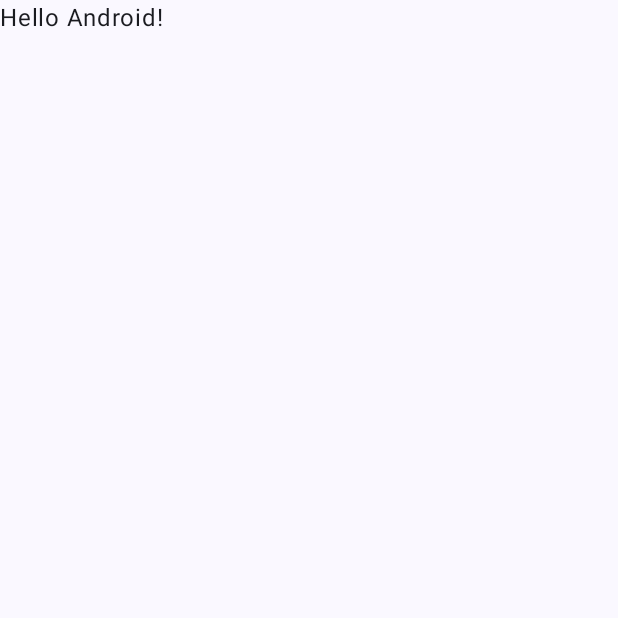
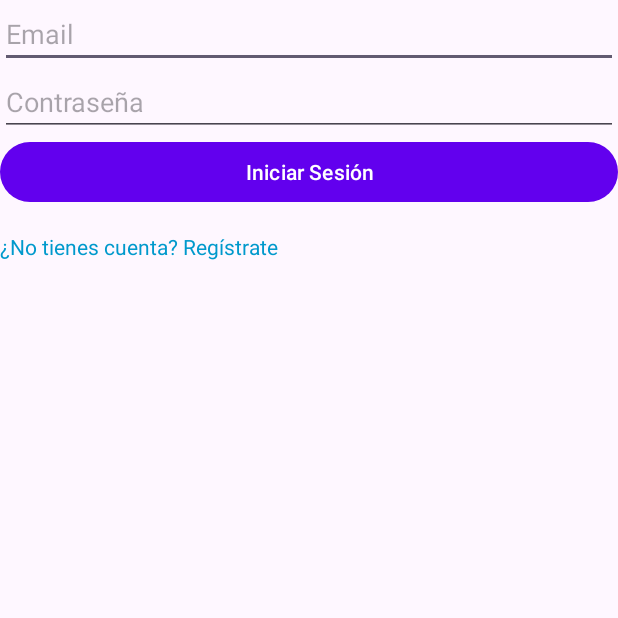
Before and after one commit to fedespa/grupo02-proyecto, an Android app built with Jetpack Compose: the screen it shows after launch (MainActivity before the commit, LoginActivity after it), on a phone screen of 412 x 824 dp, the top half of it. Before the commit the part shown is almost empty. Run offline under Robolectric (Android 15) with nearby library versions, the phone set to English and light mode, and no system bars.

Commit message:
Grupo02 fedespa vista lista y vista login (#2)
* Vista Login maquetada

* Vista Lista maquetada

```diff
--- a/app/build.gradle.kts
+++ b/app/build.gradle.kts
@@ -49,6 +49,10 @@ dependencies {
     implementation(libs.androidx.ui.graphics)
     implementation(libs.androidx.ui.tooling.preview)
     implementation(libs.androidx.material3)
+    implementation(libs.androidx.appcompat)
+    implementation(libs.material)
+    implementation(libs.androidx.activity)
+    implementation(libs.androidx.constraintlayout)
     testImplementation(libs.junit)
     androidTestImplementation(libs.androidx.junit)
     androidTestImplementation(libs.androidx.espresso.core)
--- /dev/null
+++ b/app/src/main/java/Elemento.kt
@@ -0,0 +1,5 @@
+data class Elemento (
+    var city: String,
+    var temperature: String,
+    var weatherDescription: String
+)
--- /dev/null
+++ b/app/src/main/java/com/fede/proyectogrupo02/LoginActivity.kt
@@ -0,0 +1,44 @@
+package com.fede.proyectogrupo02
+
+import android.content.Intent
+import android.os.Bundle
+import android.widget.Button
+import android.widget.EditText
+import android.widget.Toast
+import androidx.activity.enableEdgeToEdge
+import androidx.appcompat.app.AppCompatActivity
+import androidx.core.view.ViewCompat
+import androidx.core.view.WindowInsetsCompat
+
+class LoginActivity : AppCompatActivity() {
+
+    lateinit var etEmail: EditText
+    lateinit var etPassword: EditText
+    lateinit var btnLogin: Button
+
+    override fun onCreate(savedInstanceState: Bundle?) {
+        super.onCreate(savedInstanceState)
+        enableEdgeToEdge()
+        setContentView(R.layout.activity_login)
+        ViewCompat.setOnApplyWindowInsetsListener(findViewById(R.id.main)) { v, insets ->
+            val systemBars = insets.getInsets(WindowInsetsCompat.Type.systemBars())
+            v.setPadding(systemBars.left, systemBars.top, systemBars.right, systemBars.bottom)
+            insets
+        }
+
+        etEmail = findViewById(R.id.etEmail)
+        etPassword = findViewById(R.id.etPassword)
+        btnLogin = findViewById(R.id.btnLogin)
+
+        btnLogin.setOnClickListener {
+            if (etEmail.text.toString().isEmpty() || etPassword.text.toString().isEmpty()) {
+                Toast.makeText(this, "No ingresó todos los datos!", Toast.LENGTH_SHORT).show()
+            } else {
+                Toast.makeText(this, "Inició sesión!", Toast.LENGTH_SHORT).show()
+                val intent = Intent(this, ListaActivity::class.java)
+                startActivity(intent)
+                finish()
+            }
+        }
+    }
+}
--- /dev/null
+++ b/app/src/main/res/layout/activity_login.xml
@@ -0,0 +1,42 @@
+<?xml version="1.0" encoding="utf-8"?>
+<LinearLayout xmlns:android="http://schemas.android.com/apk/res/android"
+    xmlns:app="http://schemas.android.com/apk/res-auto"
+    xmlns:tools="http://schemas.android.com/tools"
+    android:id="@+id/main"
+    android:layout_width="match_parent"
+    android:layout_height="match_parent"
+    android:orientation="vertical"
+    android:padding="24dp"
+    tools:context=".LoginActivity">
+
+    <!-- Campo de email -->
+    <EditText
+        android:id="@+id/etEmail"
+        android:layout_width="match_parent"
+        android:layout_height="wrap_content"
+        android:hint="Email" />
+
+    <!-- Campo de contraseña -->
+    <EditText
+        android:id="@+id/etPassword"
+        android:layout_width="match_parent"
+        android:layout_height="wrap_content"
+        android:hint="Contraseña"
+        android:inputType="textPassword" />
+
+    <Button
+        android:id="@+id/btnLogin"
+        android:layout_width="match_parent"
+        android:layout_height="wrap_content"
+        android:text="Iniciar Sesión" />
+
+    <!-- Botón para ir al formulario de registro -->
+    <TextView
+        android:id="@+id/tvRegistro"
+        android:layout_width="wrap_content"
+        android:layout_height="wrap_content"
+        android:text="¿No tienes cuenta? Regístrate"
+        android:textColor="@android:color/holo_blue_dark"
+        android:paddingTop="16dp"/>
+
+</LinearLayout>
--- a/app/src/main/res/values/themes.xml
+++ b/app/src/main/res/values/themes.xml
@@ -1,5 +1,9 @@
 <?xml version="1.0" encoding="utf-8"?>
 <resources>
 
-    <style name="Theme.ProyectoGrupo02" parent="android:Theme.Material.Light.NoActionBar" />
+    <style name="Theme.ProyectoGrupo02" parent="Theme.Material3.DayNight.NoActionBar">
+        <item name="colorPrimary">@color/purple_500</item>
+        <item name="colorOnPrimary">@android:color/white</item>
+    </style>
+
 </resources>
```
Also changed, not shown: app/src/main/AndroidManifest.xml (+7 -2 lines), app/src/main/java/com/fede/proyectogrupo02/ElementoAdapter.kt (added, +43 -0 lines), app/src/main/java/com/fede/proyectogrupo02/ListaActivity.kt (added, +43 -0 lines), app/src/main/res/layout/activity_lista.xml (added, +21 -0 lines), app/src/main/res/layout/item_elemento.xml (added, +54 -0 lines), gradle/libs.versions.toml (+8 -0 lines).
